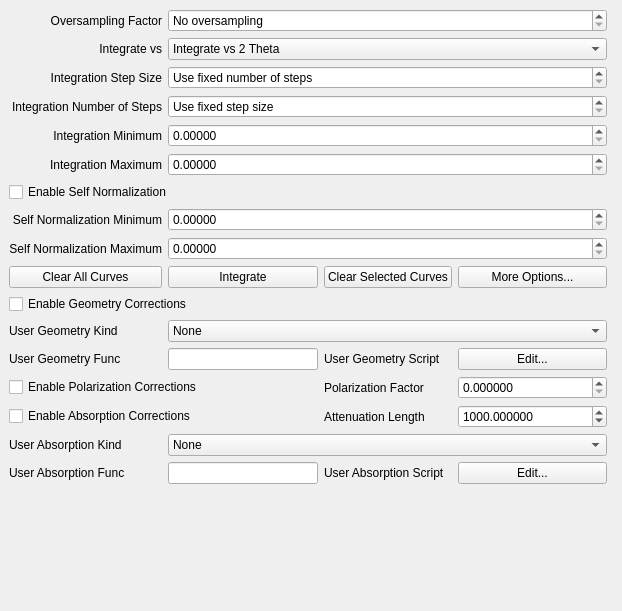
First picture: the form in source/qxrdintegratordialog.ui, repository guyjennings/qxrd, before the edit.
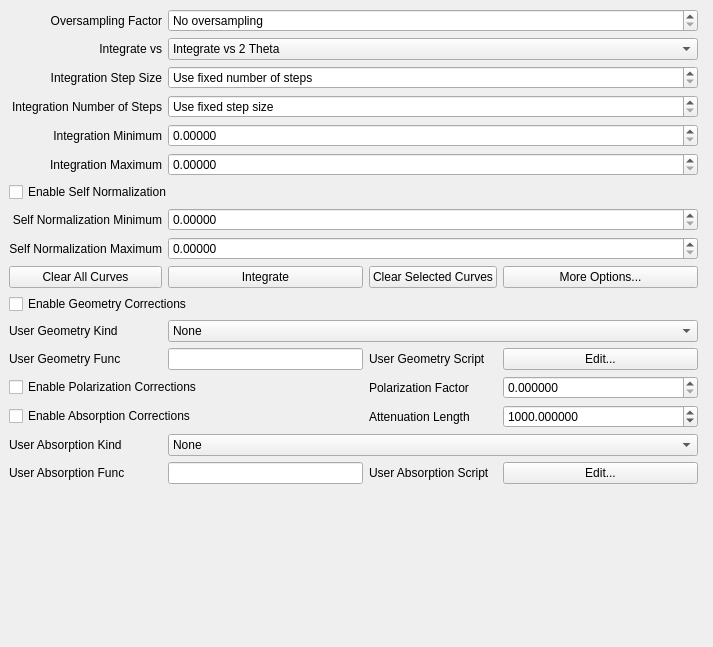
Second picture: the form after the edit. Custom widgets are drawn as their Qt base class.

```diff
--- a/source/qxrdintegratordialog.ui
+++ b/source/qxrdintegratordialog.ui
@@ -6,8 +6,8 @@
    <rect>
     <x>0</x>
     <y>0</y>
-    <width>622</width>
-    <height>611</height>
+    <width>713</width>
+    <height>647</height>
    </rect>
   </property>
   <property name="windowTitle">
```
Left out of the diff: 4 changed lines with no effect on the pictures.
